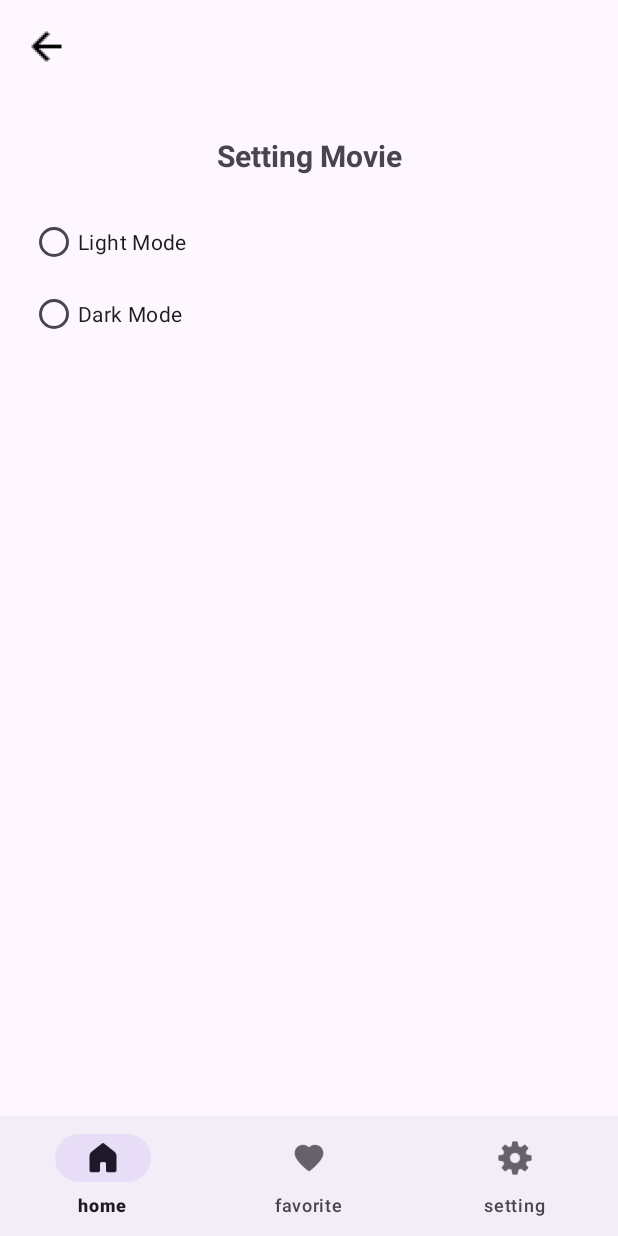
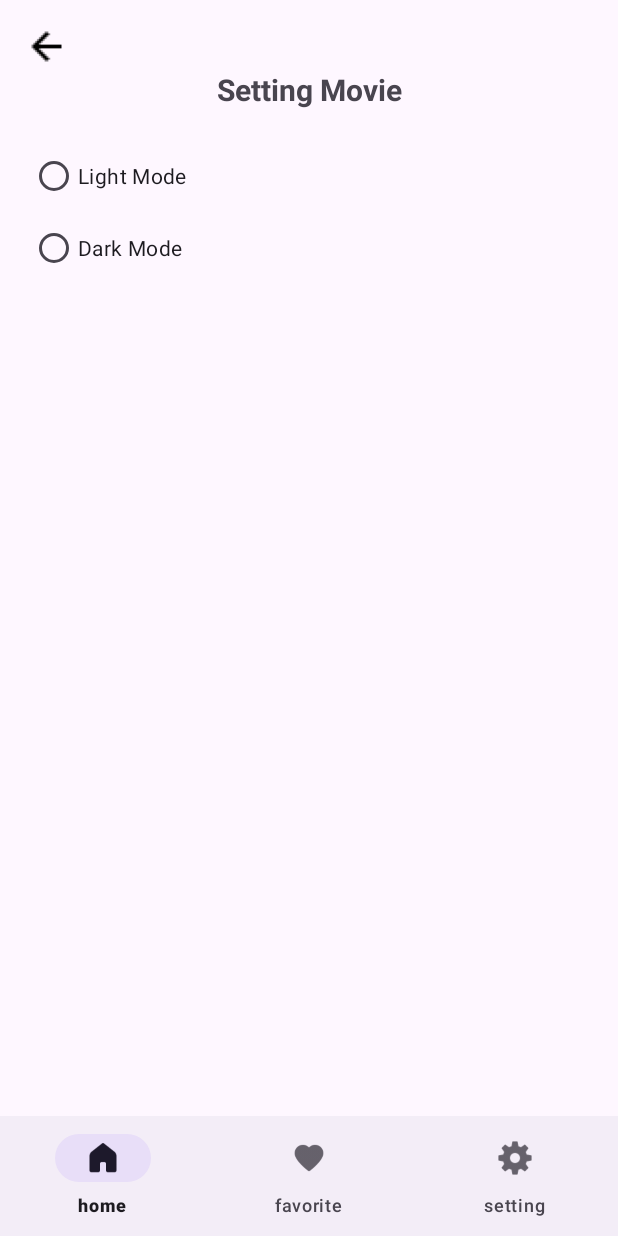
Before and after one commit to Hilda003/Submission-dicoding-expert, an Android app: the fragment SettingFragment placed in its activity, on a phone screen of 412 x 824 dp. Run offline under Robolectric (Android 15) with nearby library versions, the phone set to English and light mode, and no system bars; our stand-ins replace Dagger/Hilt's generated code; 1 statement that could not run was skipped.

Commit message:
update fragment_setting.xml

```diff
--- a/app/src/main/res/layout/fragment_setting.xml
+++ b/app/src/main/res/layout/fragment_setting.xml
@@ -25,7 +25,6 @@
         <TextView
             android:layout_width="match_parent"
             android:layout_height="wrap_content"
-            android:layout_marginTop="44dp"
             android:text="@string/setting_movie"
             android:textAlignment="center"
             android:textSize="20sp"
```
